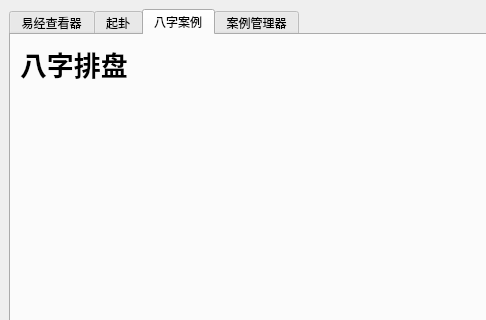
First picture: the form in ui/zhouyiUnity.ui, repository ZY1939/ZhouyiUnity, before the edit; both pictures show x 0 to 486 and y 0 to 320 of the 1024 by 700 pixel window.
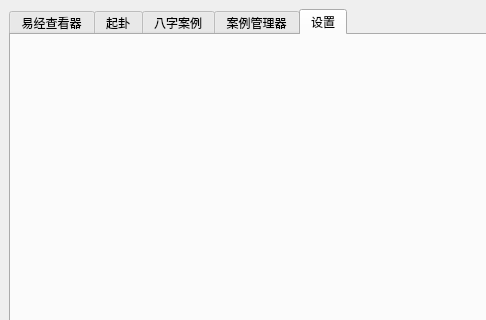
Second picture: the form after the edit. The open tabs and pages were chosen to show the change.

Commit message: 完成 setting 设计，状态栏设计，定位服务，色彩配置，真太阳时，小六壬

Diff of the .ui file:
```diff
--- a/ui/zhouyiUnity.ui
+++ b/ui/zhouyiUnity.ui
@@ -164,6 +164,28 @@
         </item>
        </layout>
       </widget>
+      <widget class="QWidget" name="tab_settings">
+       <attribute name="title">
+        <string>设置</string>
+       </attribute>
+       <layout class="QVBoxLayout" name="layout_settings_root">
+        <property name="spacing">
+         <number>0</number>
+        </property>
+        <property name="leftMargin">
+         <number>0</number>
+        </property>
+        <property name="topMargin">
+         <number>0</number>
+        </property>
+        <property name="rightMargin">
+         <number>0</number>
+        </property>
+        <property name="bottomMargin">
+         <number>0</number>
+        </property>
+       </layout>
+      </widget>
      </widget>
     </item>
    </layout>
```
The commit also changes 37 other files.
